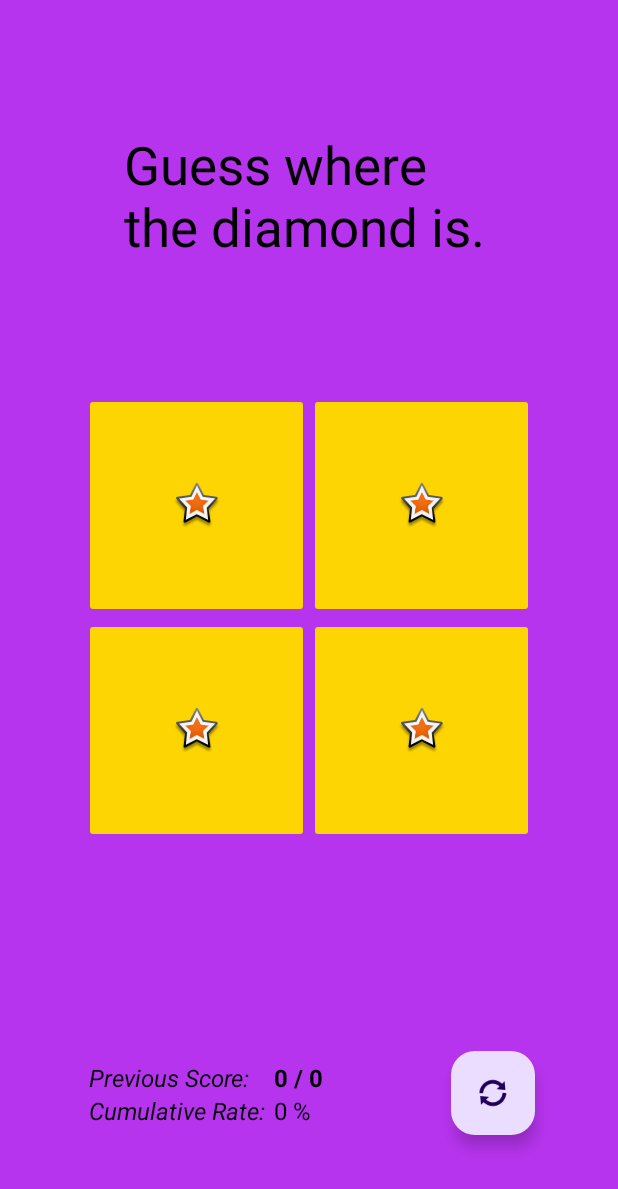
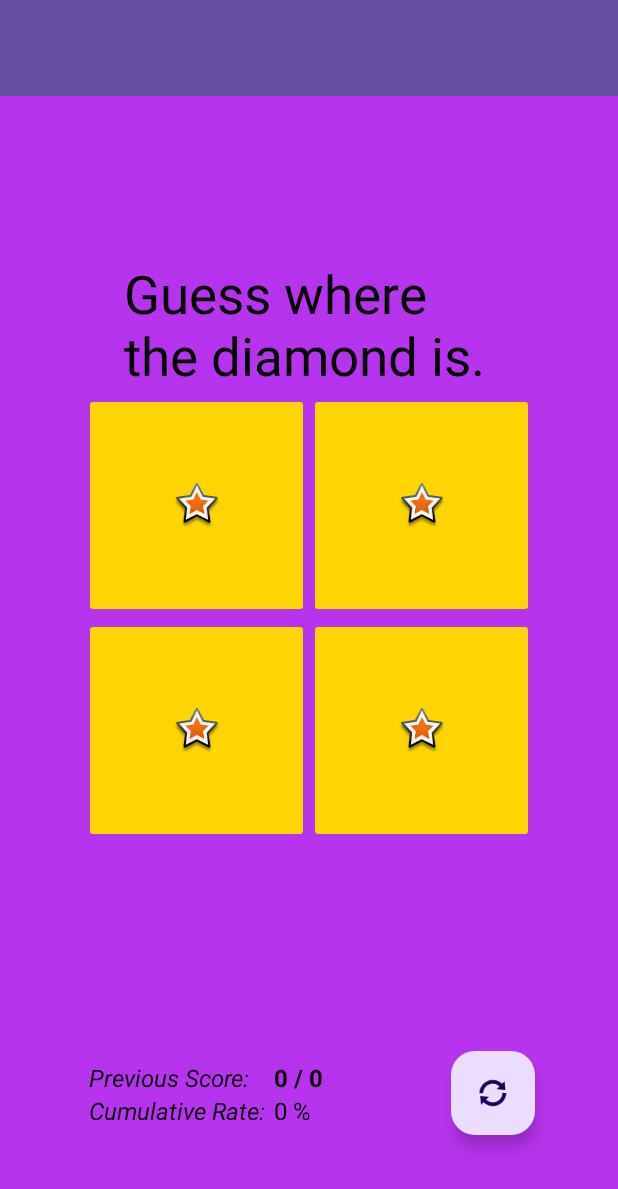
Before and after one commit to miikapihkola/AndroidJavaCourse, an Android app: the Game screen opened directly, with no data from a screen before it, on a phone screen of 412 x 824 dp. Shown: the top 1189 px of the screen. Run offline under Robolectric (Android 15) with nearby library versions, the phone set to English and light mode, and no system bars; 3 statements that could not run were skipped.

Commit message:
HT6: Guess game datastoring ei toimi ja toolbar herjaa lisää myös kuvan vaihto

```diff
--- a/app/build.gradle
+++ b/app/build.gradle
@@ -34,6 +34,7 @@ dependencies {
     implementation libs.material
     implementation libs.activity
     implementation libs.constraintlayout
+    implementation 'androidx.appcompat:appcompat:1.3.1'
     testImplementation libs.junit
     androidTestImplementation libs.ext.junit
     androidTestImplementation libs.espresso.core
--- a/app/src/main/AndroidManifest.xml
+++ b/app/src/main/AndroidManifest.xml
@@ -17,6 +17,7 @@
             android:exported="false" />
         <activity
             android:name=".Game"
+            android:parentActivityName=".MainActivity"
             android:exported="false" />
         <activity
             android:name=".HelloWorld"
--- a/app/src/main/java/com/example/androidjavacourse/Game.java
+++ b/app/src/main/java/com/example/androidjavacourse/Game.java
@@ -7,8 +7,10 @@ import android.view.animation.Animation;
 import android.view.animation.AnimationUtils;
 import android.widget.ImageButton;
 import android.widget.TextView;
+import android.widget.Toolbar;
 
 import androidx.activity.EdgeToEdge;
+import androidx.appcompat.app.ActionBar;
 import androidx.appcompat.app.AppCompatActivity;
 import androidx.core.graphics.Insets;
 import androidx.core.view.ViewCompat;
@@ -81,13 +83,18 @@ public class Game extends AppCompatActivity {
 
         });
 
+        //Toolbar
+        toolbar = (Toolbar) findViewById(R.id.gameToolbar);
+        setSupportActionBar(toolbar);
+        ActionBar actionBar = getSupportActionBar();
+        actionBar.setDisplayHomeAsUpEnabled(true);
+
         btnList.add(btn1);
         btnList.add(btn2);
         btnList.add(btn3);
         btnList.add(btn4);
 
         newGame();
-
     }
 
 
@@ -163,7 +170,7 @@ public class Game extends AppCompatActivity {
             }
         };
         Log.d(TAG,"Timer started...");
-        timer.schedule(tasknew, 1500L);
+        timer.schedule(tasknew, 1000L);
     }
 
     // Get Rng
--- a/app/src/main/res/layout/activity_game.xml
+++ b/app/src/main/res/layout/activity_game.xml
@@ -7,7 +7,24 @@
     android:layout_height="match_parent"
     android:background="#B634ED"
     tools:context=".Game">
-
+    <LinearLayout xmlns:android="http://schemas.android.com/apk/res/android"
+        xmlns:app="http://schemas.android.com/apk/res-auto"
+        android:layout_width="match_parent"
+        android:layout_height="match_parent"
+        android:fitsSystemWindows="true"
+        android:orientation="vertical">
+        <androidx.appcompat.widget.Toolbar
+            android:id="@+id/gameToolbar"
+            android:layout_width="match_parent"
+            android:layout_height="?attr/actionBarSize"
+            android:background="?attr/colorPrimary"
+            android:elevation="4dp"
+            android:theme="@style/ThemeOverlay.AppCompat.ActionBar"
+            app:popupTheme="@style/ThemeOverlay.AppCompat.Light"
+            app:layout_constraintEnd_toEndOf="parent"
+            app:layout_constraintStart_toStartOf="parent"
+            app:layout_constraintTop_toTopOf="parent"/>
+    </LinearLayout>
     <TextView
         android:id="@+id/textView2"
         android:layout_width="247dp"
@@ -20,7 +37,8 @@
         app:layout_constraintBottom_toTopOf="@+id/tableLayout"
         app:layout_constraintEnd_toEndOf="parent"
         app:layout_constraintStart_toStartOf="parent"
-        app:layout_constraintTop_toTopOf="parent" />
+        app:layout_constraintTop_toBottomOf="@+id/gameToolbar"
+        app:layout_constraintVertical_bias="0.451" />
 
     <TableLayout
         android:id="@+id/tableLayout"
```
